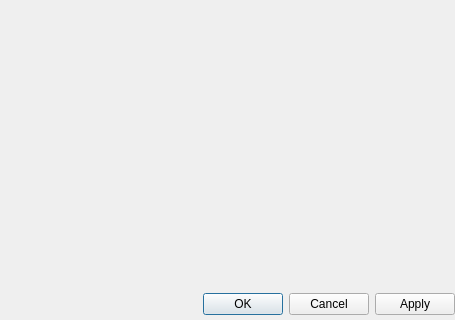
First picture: the form in ui/propertiesdialog.ui, repository minorua/Qgis2threejs, before the edit; both pictures show x 0 to 455 and y 210 to 530 of the 455 by 530 pixel window.
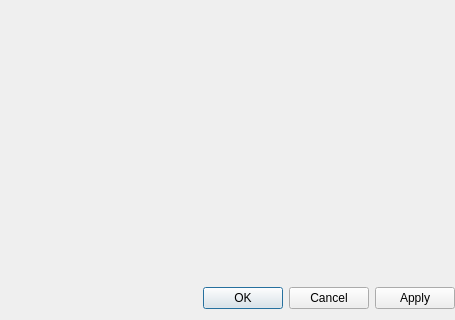
Second picture: the form after the edit.

Commit message: preview: minor layout adjustment for property dialog

What changed in the file:
```diff
--- a/ui/propertiesdialog.ui
+++ b/ui/propertiesdialog.ui
@@ -23,9 +23,6 @@
    <property name="rightMargin">
     <number>0</number>
    </property>
-   <property name="bottomMargin">
-    <number>5</number>
-   </property>
    <item>
     <widget class="QScrollArea" name="scrollArea">
      <property name="frameShape">
@@ -40,7 +37,7 @@
         <x>0</x>
         <y>0</y>
         <width>455</width>
-        <height>490</height>
+        <height>484</height>
        </rect>
       </property>
      </widget>
```
The commit also changes 1 other file.
